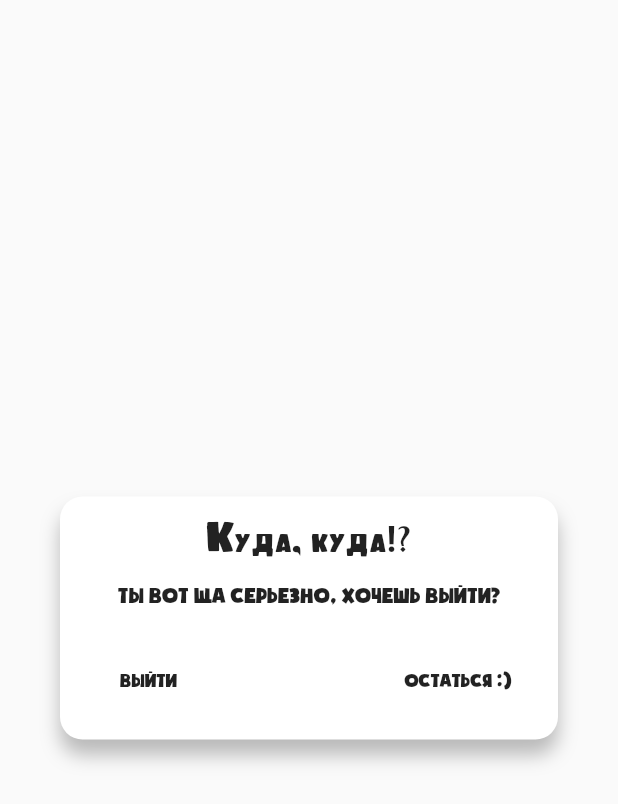
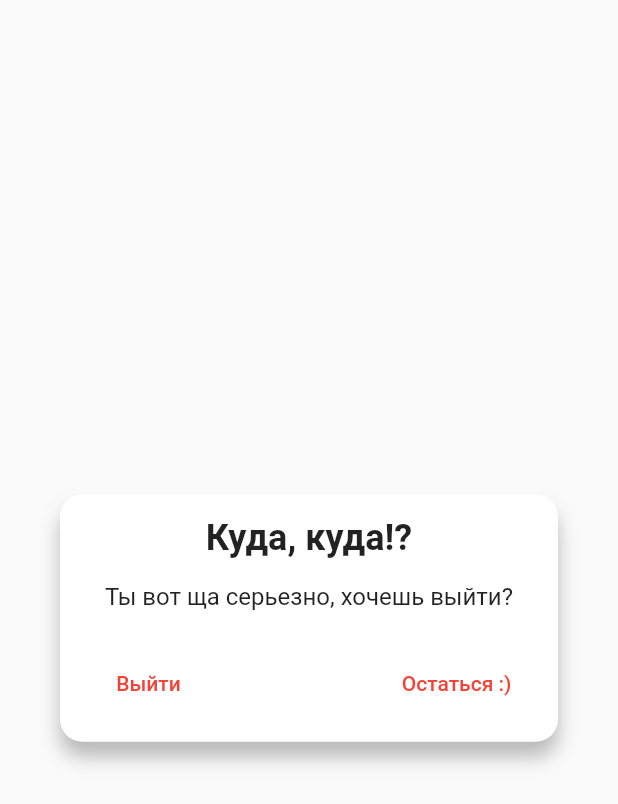
Before and after one commit to zikwall/never-have-i-ever, a Flutter app: the AppExitDialog widget shown alone on an empty page, opened directly, on a phone screen of 412 x 824 dp. Shown: the top 804 px of the screen. Run offline on Flutter 3.47's test engine with Material 2 defaults, Android fonts, the phone set to English and light mode, and no system bars.

Commit message:
:art: Change modal content font family & colors

```diff
--- a/lib/widgets/dialog/exit.dart
+++ b/lib/widgets/dialog/exit.dart
@@ -14,7 +14,7 @@ class AppExitDialog extends StatelessWidget {
     Widget yes = FlatButton(
       child: Text("Выйти",
         style: TextStyle(
-          fontFamily: "Soup",
+            color: Colors.red
         ),
       ),
       onPressed: () {
@@ -25,7 +25,7 @@ class AppExitDialog extends StatelessWidget {
     Widget no = FlatButton(
       child: Text("Остаться :)",
         style: TextStyle(
-          fontFamily: "Soup",
+            color: Colors.red
         ),
       ),
       onPressed: () {
@@ -55,7 +55,6 @@ class AppExitDialog extends StatelessWidget {
             style: TextStyle(
               fontSize: 24.0,
               fontWeight: FontWeight.w700,
-              fontFamily: "Soft",
             ),
           ),
           SizedBox(height: 16.0),
@@ -64,7 +63,6 @@ class AppExitDialog extends StatelessWidget {
             textAlign: TextAlign.center,
             style: TextStyle(
               fontSize: 16.0,
-              fontFamily: "Soup",
             ),
           ),
           SizedBox(height: 24.0),
```
